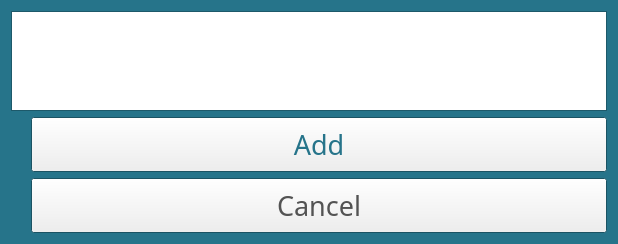
The window that crossword/crossword/crosswordGUI/addcrosswordwindow.ui (DariaKomarynska/Crossword-Puzzle) describes before a commit, drawn with Qt 5.
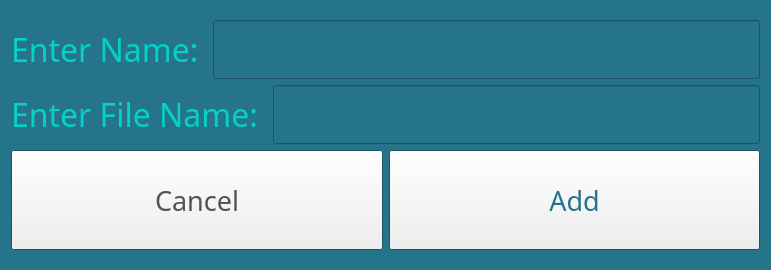
The same window after the commit.

Commit message: implementing add and delete crossword butotns functions

What changed in the file:
```diff
--- a/crossword/crossword/crosswordGUI/addcrosswordwindow.ui
+++ b/crossword/crossword/crosswordGUI/addcrosswordwindow.ui
@@ -2,18 +2,27 @@
 <ui version="4.0">
  <class>addCrosswordWindow</class>
  <widget class="QWidget" name="addCrosswordWindow">
+  <property name="enabled">
+   <bool>true</bool>
+  </property>
   <property name="geometry">
    <rect>
     <x>0</x>
     <y>0</y>
-    <width>618</width>
-    <height>244</height>
+    <width>771</width>
+    <height>270</height>
    </rect>
   </property>
+  <property name="minimumSize">
+   <size>
+    <width>771</width>
+    <height>270</height>
+   </size>
+  </property>
   <property name="maximumSize">
    <size>
-    <width>618</width>
-    <height>244</height>
+    <width>771</width>
+    <height>270</height>
    </size>
   </property>
   <property name="palette">
@@ -85,228 +94,444 @@
   </property>
   <layout class="QGridLayout" name="gridLayout">
    <item row="0" column="0">
-    <layout class="QVBoxLayout" name="verticalLayout_3">
+    <layout class="QVBoxLayout" name="verticalLayout_2">
      <item>
-      <widget class="QTextBrowser" name="newNameTxt">
-       <property name="sizePolicy">
-        <sizepolicy hsizetype="Expanding" vsizetype="Minimum">
-         <horstretch>0</horstretch>
-         <verstretch>0</verstretch>
-        </sizepolicy>
-       </property>
-       <property name="maximumSize">
-        <size>
-         <width>16777215</width>
-         <height>100</height>
-        </size>
-       </property>
-       <property name="palette">
-        <palette>
-         <active>
-          <colorrole role="Text">
-           <brush brushstyle="SolidPattern">
-            <color alpha="255">
-             <red>38</red>
-             <green>116</green>
-             <blue>138</blue>
-            </color>
-           </brush>
-          </colorrole>
-          <colorrole role="PlaceholderText">
-           <brush brushstyle="SolidPattern">
-            <color alpha="128">
-             <red>38</red>
-             <green>116</green>
-             <blue>138</blue>
-            </color>
-           </brush>
-          </colorrole>
-         </active>
-         <inactive>
-          <colorrole role="Text">
-           <brush brushstyle="SolidPattern">
-            <color alpha="255">
-             <red>38</red>
-             <green>116</green>
-             <blue>138</blue>
-            </color>
-           </brush>
-          </colorrole>
-          <colorrole role="PlaceholderText">
-           <brush brushstyle="SolidPattern">
-            <color alpha="128">
-             <red>38</red>
-             <green>116</green>
-             <blue>138</blue>
-            </color>
-           </brush>
-          </colorrole>
-         </inactive>
-         <disabled>
-          <colorrole role="Text">
-           <brush brushstyle="SolidPattern">
-            <color alpha="255">
-             <red>120</red>
-             <green>120</green>
-             <blue>120</blue>
-            </color>
-           </brush>
-          </colorrole>
-          <colorrole role="PlaceholderText">
-           <brush brushstyle="SolidPattern">
-            <color alpha="128">
-             <red>0</red>
-             <green>0</green>
-             <blue>0</blue>
-            </color>
-           </brush>
-          </colorrole>
-         </disabled>
-        </palette>
-       </property>
-       <property name="font">
-        <font>
-         <family>Cooper Black</family>
-         <pointsize>20</pointsize>
-        </font>
-       </property>
-      </widget>
+      <layout class="QHBoxLayout" name="horizontalLayout_3">
+       <item>
+        <widget class="QLabel" name="label">
+         <property name="palette">
+          <palette>
+           <active>
+            <colorrole role="WindowText">
+             <brush brushstyle="SolidPattern">
+              <color alpha="255">
+               <red>5</red>
+               <green>208</green>
+               <blue>201</blue>
+              </color>
+             </brush>
+            </colorrole>
+           </active>
+           <inactive>
+            <colorrole role="WindowText">
+             <brush brushstyle="SolidPattern">
+              <color alpha="255">
+               <red>5</red>
+               <green>208</green>
+               <blue>201</blue>
+              </color>
+             </brush>
+            </colorrole>
+           </inactive>
+           <disabled>
+            <colorrole role="WindowText">
+             <brush brushstyle="SolidPattern">
+              <color alpha="255">
+               <red>120</red>
+               <green>120</green>
+               <blue>120</blue>
+              </color>
+             </brush>
+            </colorrole>
+           </disabled>
+          </palette>
+         </property>
+         <property name="font">
+          <font>
+           <family>Cooper Black</family>
+           <pointsize>24</pointsize>
+          </font>
+         </property>
+         <property name="text">
+          <string>Enter Name: </string>
+         </property>
+        </widget>
+       </item>
+       <item>
+        <widget class="QLineEdit" name="newCrosswordName">
+         <property name="palette">
+          <palette>
+           <active>
+            <colorrole role="Text">
+             <brush brushstyle="SolidPattern">
+              <color alpha="255">
+               <red>251</red>
+               <green>110</green>
+               <blue>181</blue>
+              </color>
+             </brush>
+            </colorrole>
+            <colorrole role="Base">
+             <brush brushstyle="SolidPattern">
+              <color alpha="255">
+               <red>38</red>
+               <green>116</green>
+               <blue>138</blue>
+              </color>
+             </brush>
+            </colorrole>
+            <colorrole role="PlaceholderText">
+             <brush brushstyle="SolidPattern">
+              <color alpha="128">
+               <red>251</red>
+               <green>110</green>
+               <blue>181</blue>
+              </color>
+             </brush>
+            </colorrole>
+           </active>
+           <inactive>
+            <colorrole role="Text">
+             <brush brushstyle="SolidPattern">
+              <color alpha="255">
+               <red>251</red>
+               <green>110</green>
+               <blue>181</blue>
+              </color>
+             </brush>
+            </colorrole>
+            <colorrole role="Base">
+             <brush brushstyle="SolidPattern">
+              <color alpha="255">
+               <red>38</red>
+               <green>116</green>
+               <blue>138</blue>
+              </color>
+             </brush>
+            </colorrole>
+            <colorrole role="PlaceholderText">
+             <brush brushstyle="SolidPattern">
+              <color alpha="128">
+               <red>251</red>
+               <green>110</green>
+               <blue>181</blue>
+              </color>
+             </brush>
+            </colorrole>
+           </inactive>
+           <disabled>
+            <colorrole role="Text">
+             <brush brushstyle="SolidPattern">
+              <color alpha="255">
+               <red>120</red>
+               <green>120</green>
+               <blue>120</blue>
+              </color>
+             </brush>
+            </colorrole>
+            <colorrole role="Base">
+             <brush brushstyle="SolidPattern">
+              <color alpha="255">
+               <red>38</red>
+               <green>116</green>
+               <blue>138</blue>
+              </color>
+             </brush>
+            </colorrole>
+            <colorrole role="PlaceholderText">
+             <brush brushstyle="SolidPattern">
+              <color alpha="128">
+               <red>0</red>
+               <green>0</green>
+               <blue>0</blue>
+              </color>
+             </brush>
+            </colorrole>
+           </disabled>
+          </palette>
+         </property>
+         <property name="font">
+          <font>
+           <family>Cooper Black</family>
+           <pointsize>28</pointsize>
+          </font>
+         </property>
+        </widget>
+       </item>
+      </layout>
      </item>
      <item>
-      <layout class="QVBoxLayout" name="verticalLayout_2">
+      <layout class="QHBoxLayout" name="horizontalLayout_2">
        <item>
-        <layout class="QHBoxLayout" name="horizontalLayout">
+        <widget class="QLabel" name="label_2">
+         <property name="palette">
+          <palette>
+           <active>
+            <colorrole role="WindowText">
+             <brush brushstyle="SolidPattern">
+              <color alpha="255">
+               <red>5</red>
+               <green>208</green>
+               <blue>201</blue>
+              </color>
+             </brush>
+            </colorrole>
+           </active>
+           <inactive>
+            <colorrole role="WindowText">
+             <brush brushstyle="SolidPattern">
+              <color alpha="255">
+               <red>5</red>
+               <green>208</green>
+               <blue>201</blue>
+              </color>
+             </brush>
+            </colorrole>
+           </inactive>
+           <disabled>
+            <colorrole role="WindowText">
+             <brush brushstyle="SolidPattern">
+              <color alpha="255">
+               <red>120</red>
+               <green>120</green>
+               <blue>120</blue>
+              </color>
+             </brush>
+            </colorrole>
+           </disabled>
+          </palette>
+         </property>
+         <property name="font">
+          <font>
+           <family>Cooper Black</family>
+           <pointsize>24</pointsize>
+          </font>
+         </property>
+         <property name="text">
+          <string>Enter File Name: </string>
+         </property>
+        </widget>
+       </item>
+       <item>
+        <widget class="QLineEdit" name="newCrosswordFile">
+         <property name="palette">
+          <palette>
+           <active>
+            <colorrole role="Text">
+             <brush brushstyle="SolidPattern">
+              <color alpha="255">
+               <red>251</red>
+               <green>110</green>
+               <blue>181</blue>
+              </color>
+             </brush>
+            </colorrole>
+            <colorrole role="Base">
+             <brush brushstyle="SolidPattern">
+              <color alpha="255">
+               <red>38</red>
+               <green>116</green>
+               <blue>138</blue>
+              </color>
+             </brush>
+            </colorrole>
+            <colorrole role="PlaceholderText">
+             <brush brushstyle="SolidPattern">
+              <color alpha="128">
+               <red>251</red>
+               <green>110</green>
+               <blue>181</blue>
+              </color>
+             </brush>
+            </colorrole>
+           </active>
+           <inactive>
+            <colorrole role="Text">
+             <brush brushstyle="SolidPattern">
+              <color alpha="255">
+               <red>251</red>
+               <green>110</green>
+               <blue>181</blue>
+              </color>
+             </brush>
+            </colorrole>
+            <colorrole role="Base">
+             <brush brushstyle="SolidPattern">
+              <color alpha="255">
+               <red>38</red>
+               <green>116</green>
+               <blue>138</blue>
+              </color>
+             </brush>
+            </colorrole>
+            <colorrole role="PlaceholderText">
+             <brush brushstyle="SolidPattern">
+              <color alpha="128">
+               <red>251</red>
+               <green>110</green>
+               <blue>181</blue>
+              </color>
+             </brush>
+            </colorrole>
+           </inactive>
+           <disabled>
+            <colorrole role="Text">
+             <brush brushstyle="SolidPattern">
+              <color alpha="255">
+               <red>120</red>
+               <green>120</green>
+               <blue>120</blue>
+              </color>
+             </brush>
+            </colorrole>
+            <colorrole role="Base">
+             <brush brushstyle="SolidPattern">
+              <color alpha="255">
+               <red>38</red>
+               <green>116</green>
+               <blue>138</blue>
+              </color>
+             </brush>
+            </colorrole>
+            <colorrole role="PlaceholderText">
+             <brush brushstyle="SolidPattern">
+              <color alpha="128">
+               <red>0</red>
+               <green>0</green>
+               <blue>0</blue>
+              </color>
+             </brush>
+            </colorrole>
+           </disabled>
+          </palette>
+         </property>
+         <property name="font">
+          <font>
+           <family>Cooper Black</family>
+           <pointsize>28</pointsize>
+          </font>
+         </property>
+        </widget>
+       </item>
+      </layout>
+     </item>
+     <item>
+      <layout class="QHBoxLayout" name="horizontalLayout">
+       <item>
+        <widget class="QPushButton" name="cancelBtn">
+         <property name="sizePolicy">
+          <sizepolicy hsizetype="Minimum" vsizetype="Expanding">
+           <horstretch>0</horstretch>
+           <verstretch>0</verstretch>
+          </sizepolicy>
+         </property>
+         <property name="maximumSize">
+          <size>
+           <width>16777215</width>
+           <height>100</height>
+          </size>
+         </property>
+         <property name="palette">
+          <palette>
+           <active>
+            <colorrole role="ButtonText">
+             <brush brushstyle="SolidPattern">
+              <color alpha="255">
+               <red>83</red>
+               <green>83</green>
+               <blue>83</blue>
+              </color>
+             </brush>
+            </colorrole>
+           </active>
+           <inactive>
+            <colorrole role="ButtonText">
+             <brush brushstyle="SolidPattern">
+              <color alpha="255">
+               <red>83</red>
+               <green>83</green>
+               <blue>83</blue>
+              </color>
+             </brush>
+            </colorrole>
+           </inactive>
+           <disabled>
+            <colorrole role="ButtonText">
+             <brush brushstyle="SolidPattern">
+              <color alpha="255">
+               <red>120</red>
+               <green>120</green>
+               <blue>120</blue>
+              </color>
+             </brush>
+            </colorrole>
+           </disabled>
+          </palette>
+         </property>
+         <property name="font">
+          <font>
+           <family>Cooper Black</family>
+           <pointsize>20</pointsize>
+          </font>
+         </property>
+         <property name="text">
+          <string>Cancel</string>
+         </property>
+        </widget>
+       </item>
+       <item>
+        <layout class="QVBoxLayout" name="verticalLayout">
          <item>
-          <spacer name="verticalSpacer">
-           <property name="orientation">
-            <enum>Qt::Vertical</enum>
+          <widget class="QPushButton" name="addBtn">
+           <property name="sizePolicy">
+            <sizepolicy hsizetype="Minimum" vsizetype="Expanding">
+             <horstretch>0</horstretch>
+             <verstretch>0</verstretch>
+            </sizepolicy>
            </property>
-           <property name="sizeType">
-            <enum>QSizePolicy::Expanding</enum>
-           </property>
-           <property name="sizeHint" stdset="0">
+           <property name="maximumSize">
             <size>
-             <width>20</width>
-             <height>40</height>
+             <width>16777215</width>
+             <height>100</height>
             </size>
            </property>
-          </spacer>
-         </item>
-         <item>
-          <layout class="QVBoxLayout" name="verticalLayout">
-           <item>
-            <widget class="QPushButton" name="addBtn">
-             <property name="sizePolicy">
-              <sizepolicy hsizetype="Minimum" vsizetype="Expanding">
-               <horstretch>0</horstretch>
-               <verstretch>0</verstretch>
-              </sizepolicy>
-             </property>
-             <property name="palette">
-              <palette>
-               <active>
-                <colorrole role="ButtonText">
-                 <brush brushstyle="SolidPattern">
-                  <color alpha="255">
-                   <red>38</red>
-                   <green>116</green>
-                   <blue>138</blue>
-                  </color>
-                 </brush>
-                </colorrole>
-               </active>
-               <inactive>
-                <colorrole role="ButtonText">
-                 <brush brushstyle="SolidPattern">
-                  <color alpha="255">
-                   <red>38</red>
-                   <green>116</green>
-                   <blue>138</blue>
-                  </color>
-                 </brush>
-                </colorrole>
-               </inactive>
-               <disabled>
-                <colorrole role="ButtonText">
-                 <brush brushstyle="SolidPattern">
-                  <color alpha="255">
-                   <red>120</red>
-                   <green>120</green>
-                   <blue>120</blue>
-                  </color>
-                 </brush>
-                </colorrole>
-               </disabled>
-              </palette>
-             </property>
-             <property name="font">
-              <font>
-               <family>Cooper Black</family>
-               <pointsize>20</pointsize>
-              </font>
-             </property>
-             <property name="text">
-              <string>Add</string>
-             </property>
-            </widget>
-           </item>
-           <item>
-            <widget class="QPushButton" name="cancelBtn">
-             <property name="sizePolicy">
-              <sizepolicy hsizetype="Minimum" vsizetype="Expanding">
-               <horstretch>0</horstretch>
-               <verstretch>0</verstretch>
-              </sizepolicy>
-             </property>
-             <property name="palette">
-              <palette>
-               <active>
-                <colorrole role="ButtonText">
-                 <brush brushstyle="SolidPattern">
-                  <color alpha="255">
-                   <red>83</red>
-                   <green>83</green>
-                   <blue>83</blue>
-                  </color>
-                 </brush>
-                </colorrole>
-               </active>
-               <inactive>
-                <colorrole role="ButtonText">
-                 <brush brushstyle="SolidPattern">
-                  <color alpha="255">
-                   <red>83</red>
-                   <green>83</green>
-                   <blue>83</blue>
-                  </color>
-                 </brush>
-                </colorrole>
-               </inactive>
-               <disabled>
-                <colorrole role="ButtonText">
-                 <brush brushstyle="SolidPattern">
-                  <color alpha="255">
-                   <red>120</red>
-                   <green>120</green>
-                   <blue>120</blue>
-                  </color>
-                 </brush>
-                </colorrole>
-               </disabled>
-              </palette>
-             </property>
-             <property name="font">
-              <font>
-               <family>Cooper Black</family>
-               <pointsize>20</pointsize>
-              </font>
-             </property>
-             <property name="text">
-              <string>Cancel</string>
-             </property>
-            </widget>
-           </item>
-          </layout>
+           <property name="palette">
+            <palette>
+             <active>
+              <colorrole role="ButtonText">
+               <brush brushstyle="SolidPattern">
+                <color alpha="255">
+                 <red>38</red>
+                 <green>116</green>
+                 <blue>138</blue>
+                </color>
+               </brush>
+              </colorrole>
+             </active>
+             <inactive>
+              <colorrole role="ButtonText">
+               <brush brushstyle="SolidPattern">
+                <color alpha="255">
+                 <red>38</red>
+                 <green>116</green>
+                 <blue>138</blue>
+                </color>
+               </brush>
+              </colorrole>
+             </inactive>
+             <disabled>
+              <colorrole role="ButtonText">
+               <brush brushstyle="SolidPattern">
+                <color alpha="255">
+                 <red>120</red>
+                 <green>120</green>
+                 <blue>120</blue>
+                </color>
+               </brush>
+              </colorrole>
+             </disabled>
+            </palette>
+           </property>
+           <property name="font">
+            <font>
+             <family>Cooper Black</family>
+             <pointsize>20</pointsize>
+            </font>
+           </property>
+           <property name="text">
+            <string>Add</string>
+           </property>
+          </widget>
          </item>
         </layout>
        </item>
```
The commit also changes 14 other files.
